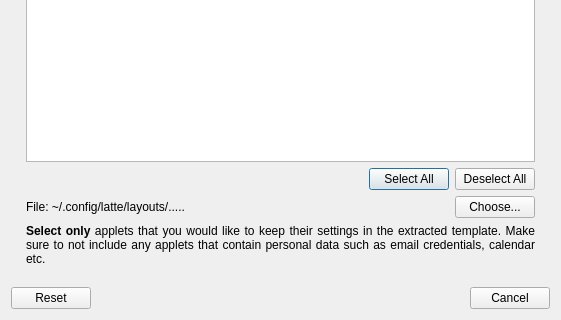
Qt form app/settings/exporttemplatedialog/exporttemplatedialog.ui (KDE/latte-dock) before a commit; both pictures show x 0 to 561 and y 295 to 615 of the 561 by 615 pixel window.
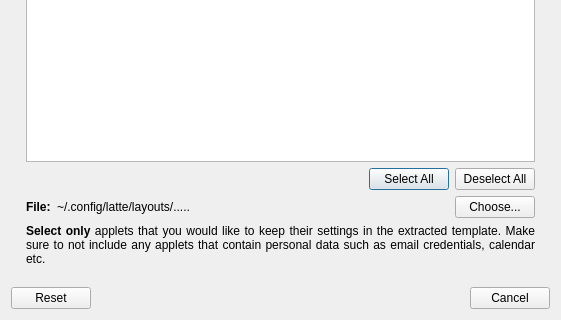
The same form after that commit.

The edit to the form file:
```diff
--- a/app/settings/exporttemplatedialog/exporttemplatedialog.ui
+++ b/app/settings/exporttemplatedialog/exporttemplatedialog.ui
@@ -87,7 +87,20 @@
        <item>
         <layout class="QHBoxLayout" name="horizontalLayout">
          <item>
-          <widget class="QLabel" name="locationLbl">
+          <widget class="QLabel" name="fileTabLbl">
+           <property name="font">
+            <font>
+             <weight>75</weight>
+             <bold>true</bold>
+            </font>
+           </property>
+           <property name="text">
+            <string>File:</string>
+           </property>
+          </widget>
+         </item>
+         <item>
+          <widget class="QLabel" name="fileLbl">
            <property name="sizePolicy">
             <sizepolicy hsizetype="Expanding" vsizetype="Preferred">
              <horstretch>0</horstretch>
@@ -95,7 +108,7 @@
             </sizepolicy>
            </property>
            <property name="text">
-            <string notr="true">&lt;b&gt;File:&lt;/b&gt; ~/.config/latte/layouts/.....</string>
+            <string notr="true">~/.config/latte/layouts/.....</string>
            </property>
           </widget>
          </item>
```
